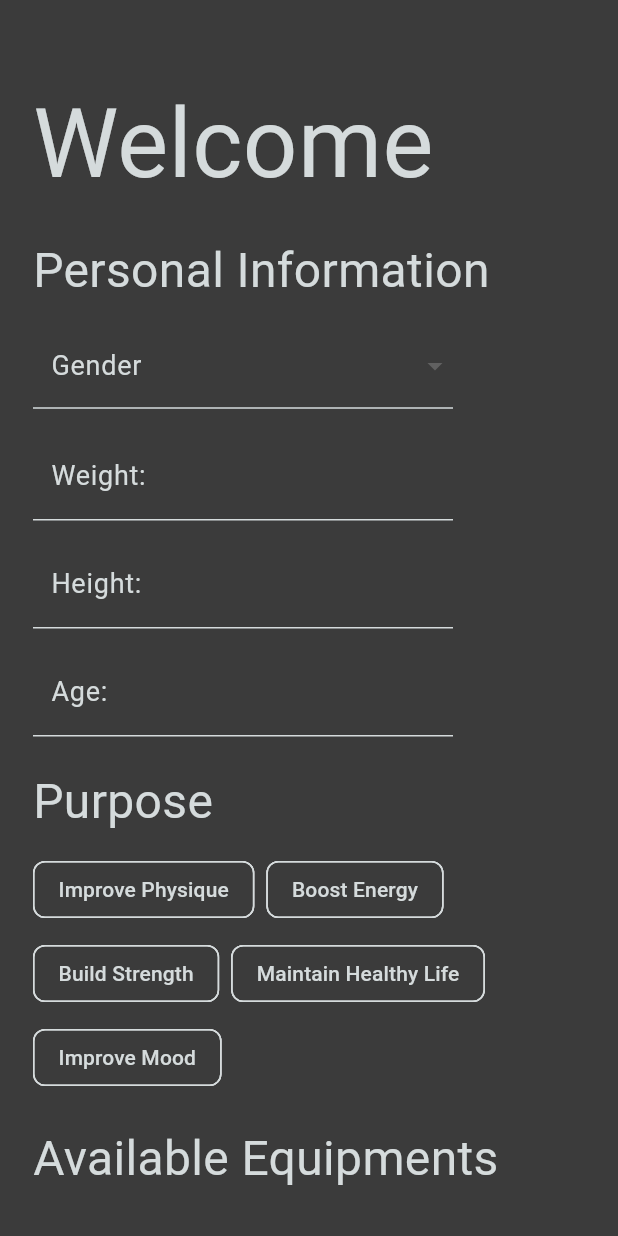
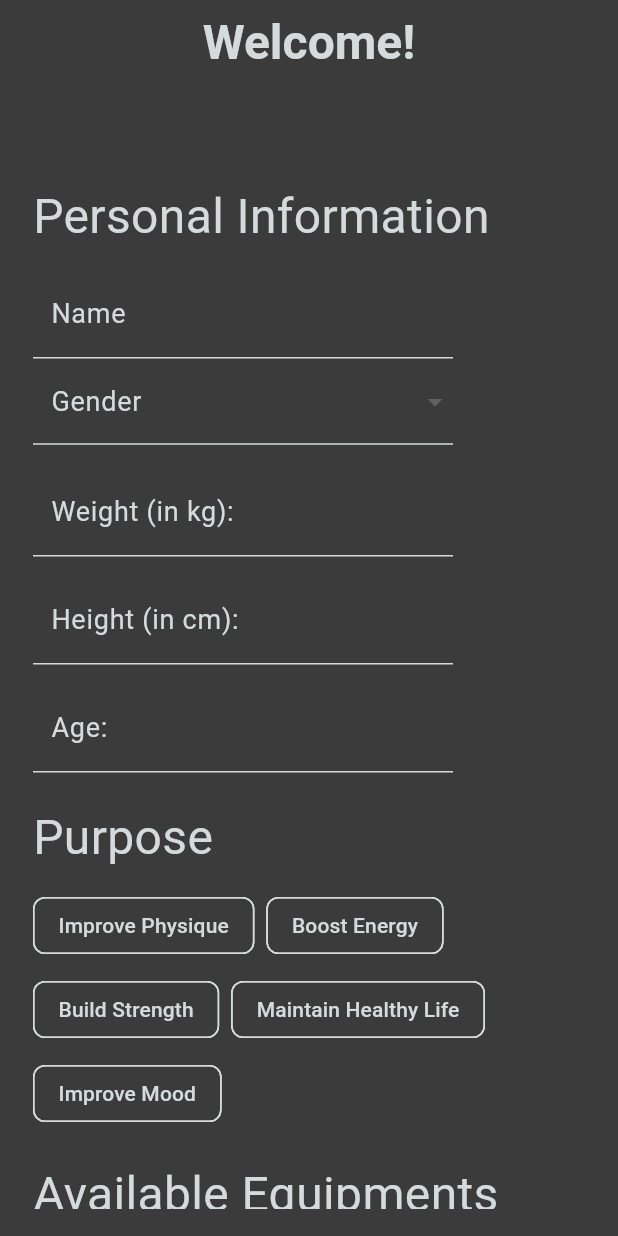
Before and after one commit to PercyChang18/csen268_project, a Flutter app: the screen it shows once a user with an empty profile is signed in, on a phone screen of 412 x 824 dp. Run offline on Flutter 3.47's test engine with Material 3 defaults, Android fonts, the light colour scheme and no system bars; our stand-ins replace bloc, cloud_firestore, firebase_auth, firebase_core, firebase_messaging, flutter_bloc and 4 more; missing offline and left inert: firebase_app_installations, firebase_ui_auth; accounts and stored records are empty.

Commit message:
update name

```diff
--- a/lib/model/user_profile.dart
+++ b/lib/model/user_profile.dart
@@ -6,10 +6,12 @@ class UserProfile {
   double? weight;
   double? height;
   int? age;
+  String? name;
   List<String> purposes;
   List<String> availableEquipments;
 
   UserProfile({
+    this.name,
     this.gender,
     this.weight,
     this.height,
@@ -26,6 +28,7 @@ class UserProfile {
       if (weight != null) "weight": weight,
       if (height != null) "height": height,
       if (age != null) "age": age,
+      if (name != null) "name": name,
       "purpose": purposes,
       "availableEquipment": availableEquipments,
     };
--- a/lib/pages/welcome_page.dart
+++ b/lib/pages/welcome_page.dart
@@ -72,13 +72,13 @@ class _WelcomePageState extends State<WelcomePage> {
   @override
   Widget build(BuildContext context) {
     return Scaffold(
+      appBar: AppBar(title: Text('Welcome!'), centerTitle: true),
       body: Padding(
         padding: EdgeInsets.fromLTRB(22, 50, 22, 18),
         child: SingleChildScrollView(
           child: Column(
             crossAxisAlignment: CrossAxisAlignment.start,
             children: [
-              Text('Welcome', style: TextStyle(fontSize: 64)),
               SizedBox(height: 15),
               Form(
                 key: _formKey,
@@ -90,6 +90,30 @@ class _WelcomePageState extends State<WelcomePage> {
                       style: TextStyle(fontSize: 32),
                     ),
                     SizedBox(height: 12),
+                    // Ask for name
+                    SizedBox(
+                      width: 280,
+                      height: 60,
+                      child: TextFormField(
+                        keyboardType: TextInputType.name,
+                        inputFormatters: [
+                          FilteringTextInputFormatter.allow(
+                            RegExp(r'[a-zA-Z\s]'),
+                          ),
+                        ],
+                        style: const TextStyle(color: Colors.white),
+                        decoration: InputDecoration(labelText: "Name"),
+                        validator: (value) {
+                          if (value == null || value.isEmpty) {
+                            return 'Please enter your name';
+                          }
+                          return null;
+                        },
+                        onSaved: (value) {
+                          _userProfile.name = value;
+                        },
+                      ),
+                    ),
                     SizedBox(
                       width: 280,
                       height: 60,
@@ -131,7 +155,9 @@ class _WelcomePageState extends State<WelcomePage> {
                           ),
                         ],
                         style: const TextStyle(color: Colors.white),
-                        decoration: InputDecoration(labelText: "Weight:"),
+                        decoration: InputDecoration(
+                          labelText: "Weight (in kg):",
+                        ),
                         validator: (value) {
                           if (value == null || value.isEmpty) {
                             return 'Please enter your weight';
@@ -159,7 +185,9 @@ class _WelcomePageState extends State<WelcomePage> {
                           ),
                         ],
                         style: const TextStyle(color: Colors.white),
-                        decoration: InputDecoration(labelText: 'Height:'),
+                        decoration: InputDecoration(
+                          labelText: 'Height (in cm):',
+                        ),
                         validator: (value) {
                           if (value == null || value.isEmpty) {
                             return 'Please enter your height';
```
